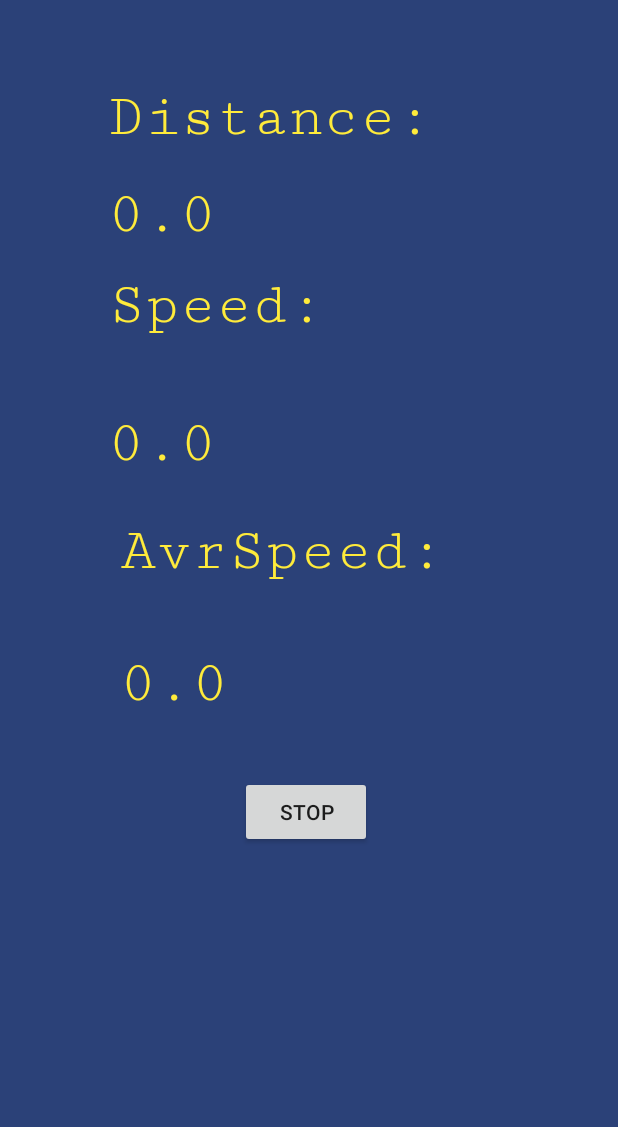
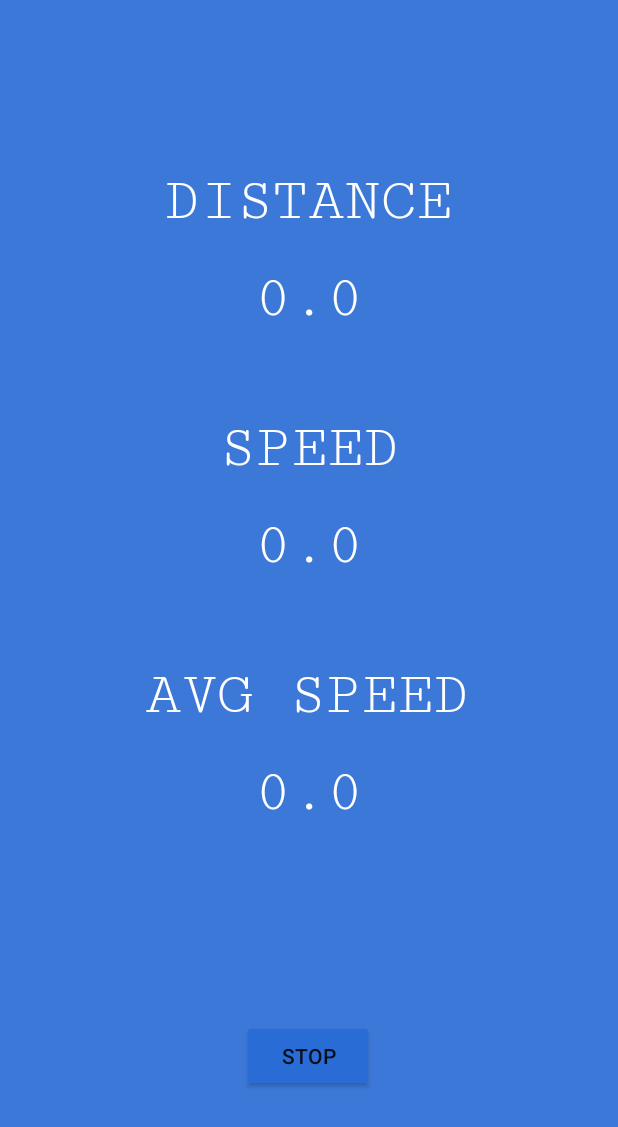
Before and after one commit to maldo31/Star, an Android app: the Run screen opened directly, with no data from a screen before it, on a phone screen of 412 x 824 dp. Shown: the top 1127 px of the screen. Run offline under Robolectric (Android 15) with nearby library versions, the phone set to English and light mode, and no system bars; our stand-ins replace navigation-ui; 1 statement that could not run was skipped.

Commit message:
Changed colors and added an icon

```diff
--- a/app/src/main/res/layout/activity_run.xml
+++ b/app/src/main/res/layout/activity_run.xml
@@ -4,44 +4,55 @@
     xmlns:tools="http://schemas.android.com/tools"
     android:layout_width="match_parent"
     android:layout_height="match_parent"
-    android:background="#2B4178">
+    android:background="@color/bg">
 
     <TextView
         android:id="@+id/avrspeed"
         android:layout_width="wrap_content"
         android:layout_height="wrap_content"
-        android:layout_marginStart="80dp"
-        android:layout_marginTop="192dp"
+        android:layout_marginStart="100dp"
+        android:layout_marginTop="20dp"
+        android:layout_marginEnd="100dp"
         android:fontFamily="serif-monospace"
-        android:text=" 0"
-        android:textColor="#FFEB3B"
+        android:textAlignment="center"
+        android:text="0"
+        android:textColor="@color/text"
         android:textSize="40sp"
+        app:layout_constraintEnd_toEndOf="parent"
         app:layout_constraintStart_toStartOf="parent"
-        app:layout_constraintTop_toBottomOf="@+id/distanceDesc" />
+        app:layout_constraintTop_toBottomOf="@+id/AvarageSpeedDesc" />
 
     <TextView
         android:id="@+id/AvarageSpeedDesc"
-        android:layout_width="264dp"
-        android:layout_height="60dp"
-        android:layout_marginStart="80dp"
-        android:layout_marginTop="180dp"
+        android:layout_width="wrap_content"
+        android:layout_height="wrap_content"
+        android:layout_marginStart="50dp"
+        android:layout_marginTop="120dp"
+        android:layout_marginEnd="50dp"
         android:fontFamily="serif-monospace"
-        android:text="AvrSpeed: "
-        android:textColor="#FFEB3B"
+        android:textAlignment="center"
+        android:text="AVG SPEED"
+        android:textColor="@color/text"
         android:textSize="40sp"
+        app:layout_constraintEnd_toEndOf="parent"
+        app:layout_constraintHorizontal_bias="0.488"
         app:layout_constraintStart_toStartOf="parent"
-        app:layout_constraintTop_toBottomOf="@+id/distance" />
+        app:layout_constraintTop_toBottomOf="@+id/distanceDesc" />
 
     <TextView
         android:id="@+id/speedDesc"
         android:layout_width="wrap_content"
         android:layout_height="wrap_content"
-        android:layout_marginStart="72dp"
-        android:layout_marginTop="56dp"
+        android:layout_marginStart="50dp"
+        android:layout_marginTop="112dp"
+        android:layout_marginEnd="50dp"
         android:fontFamily="serif-monospace"
-        android:text="Distance: "
-        android:textColor="#FFEB3B"
+        android:textAlignment="center"
+        android:text="DISTANCE"
+        android:textColor="@color/text"
         android:textSize="40sp"
+        app:layout_constraintEnd_toEndOf="parent"
+        app:layout_constraintHorizontal_bias="0.492"
         app:layout_constraintStart_toStartOf="parent"
         app:layout_constraintTop_toTopOf="parent" />
 
@@ -49,51 +60,78 @@
         android:id="@+id/speed"
         android:layout_width="wrap_content"
         android:layout_height="wrap_content"
-        android:layout_marginStart="72dp"
-        android:layout_marginTop="32dp"
+        android:layout_marginStart="100dp"
+        android:layout_marginTop="20dp"
+        android:layout_marginEnd="100dp"
         android:fontFamily="serif-monospace"
-        android:text=" 0"
-        android:textColor="#FFEB3B"
+        android:textAlignment="center"
+        android:text="0"
+        android:textColor="@color/text"
         android:textSize="40sp"
+        app:layout_constraintEnd_toEndOf="parent"
         app:layout_constraintStart_toStartOf="parent"
         app:layout_constraintTop_toBottomOf="@+id/distanceDesc" />
 
     <TextView
         android:id="@+id/distanceDesc"
-        android:layout_width="264dp"
-        android:layout_height="60dp"
-        android:layout_marginStart="72dp"
-        android:layout_marginTop="16dp"
+        android:layout_width="wrap_content"
+        android:layout_height="wrap_content"
+        android:layout_marginStart="50dp"
+        android:layout_marginTop="120dp"
+        android:layout_marginEnd="50dp"
         android:fontFamily="serif-monospace"
-        android:text="Speed: "
-        android:textColor="#FFEB3B"
+        android:textAlignment="center"
+        android:text="SPEED"
+        android:textColor="@color/text"
         android:textSize="40sp"
+        app:layout_constraintEnd_toEndOf="parent"
         app:layout_constraintStart_toStartOf="parent"
-        app:layout_constraintTop_toBottomOf="@+id/distance" />
+        app:layout_constraintTop_toBottomOf="@+id/speedDesc" />
 
     <TextView
         android:id="@+id/distance"
         android:layout_width="wrap_content"
         android:layout_height="wrap_content"
-        android:layout_marginStart="72dp"
+        android:layout_marginStart="100dp"
         android:layout_marginTop="20dp"
+        android:layout_marginEnd="100dp"
         android:fontFamily="serif-monospace"
-        android:text=" 0"
-        android:textColor="#FFEB3B"
+        android:textAlignment="center"
+        android:text="0"
+        android:textColor="@color/text"
         android:textSize="40sp"
+        app:layout_constraintEnd_toEndOf="parent"
         app:layout_constraintStart_toStartOf="parent"
         app:layout_constraintTop_toBottomOf="@+id/speedDesc" />
+
+    <!-- <Button
+        android:layout_width="300dp"
+        android:layout_height="60dp"
+        android:layout_marginStart="20dp"
+        android:layout_marginEnd="20dp"
+        android:backgroundTint="@color/buttonMain"
+        app:layout_constraintBottom_toBottomOf="parent"
+        app:layout_constraintEnd_toEndOf="parent"
+        app:layout_constraintHorizontal_bias="0.492"
+        app:layout_constraintStart_toStartOf="parent"
+        app:layout_constraintTop_toTopOf="parent"
+        app:layout_constraintVertical_bias="0.742" /> -->
 
     <Button
         android:id="@+id/logoutBtn"
         android:layout_width="wrap_content"
         android:layout_height="wrap_content"
-        android:layout_marginStart="160dp"
-        android:layout_marginTop="276dp"
+        android:layout_marginTop="30dp"
+        android:layout_marginBottom="80dp"
+        android:backgroundTint="@color/button"
         android:onClick="stop"
         android:text="STOP"
+        app:layout_constraintBottom_toBottomOf="parent"
+        app:layout_constraintEnd_toEndOf="parent"
+        app:layout_constraintHorizontal_bias="0.498"
         app:layout_constraintStart_toStartOf="parent"
-        app:layout_constraintTop_toBottomOf="@+id/distanceDesc" />
+        app:layout_constraintTop_toBottomOf="@+id/avrspeed"
+        app:layout_constraintVertical_bias="0.863" />
 
     " />
 
--- a/app/src/main/res/values/colors.xml
+++ b/app/src/main/res/values/colors.xml
@@ -7,4 +7,12 @@
     <color name="teal_700">#FF018786</color>
     <color name="black">#FF000000</color>
     <color name="white">#FFFFFFFF</color>
+
+    <color name="bg">#FF3c78d8</color>
+    <color name="button">#FF2a6cd5</color>
+    <color name="buttonMain">#FF2661c0</color>
+    <color name="starshape">#FFFFFFFF</color>
+    <color name="underText">#FF2661c0</color>
+    <color name="text">#FFFFFFFF</color>
+
 </resources>
--- a/app/src/main/res/values/strings.xml
+++ b/app/src/main/res/values/strings.xml
@@ -9,4 +9,6 @@
 
     <string name="hello_first_fragment">Hello first fragment</string>
     <string name="hello_second_fragment">Hello second fragment. Arg: %1$s</string>
+
+    <string name="logo">LOGO</string>
 </resources>
```
Also changed, not shown: app/src/main/res/layout/activity_login.xml (+28 -10 lines), app/src/main/res/layout/activity_main.xml (+56 -28 lines), app/src/main/res/layout/activity_register.xml (+51 -26 lines), app/src/main/res/drawable-v24/logo.png (added).
